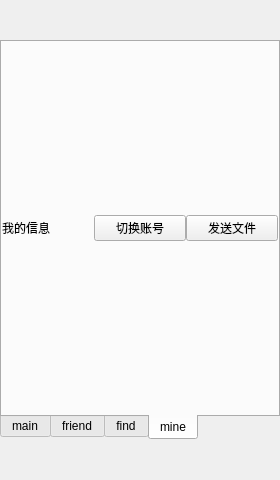
Qt form homepage.ui (GhostsLYB/Client) before a commit.
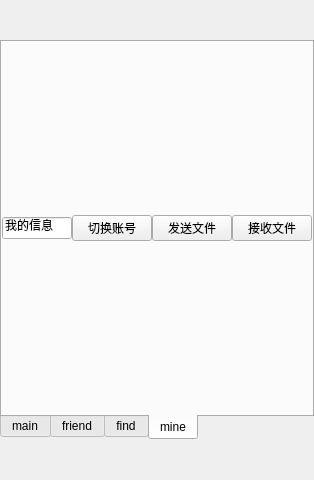
The same form after that commit. Custom widgets are drawn as their Qt base class.

Commit message: 完成文件发送，添加了文件接收，待测试

The edit to the form file:
```diff
--- a/homepage.ui
+++ b/homepage.ui
@@ -197,7 +197,7 @@
             </property>
             <item>
              <widget class="QWidget" name="wid_mine" native="true">
-              <layout class="QGridLayout" name="gridLayout_5">
+              <layout class="QGridLayout" name="gridLayout_5" columnstretch="1,1,1,1" columnminimumwidth="0,0,0,0">
                <property name="leftMargin">
                 <number>0</number>
                </property>
@@ -213,10 +213,10 @@
                <property name="spacing">
                 <number>0</number>
                </property>
-               <item row="0" column="0">
-                <widget class="QLabel" name="label_2">
+               <item row="0" column="3">
+                <widget class="QPushButton" name="btn_recvFile">
                  <property name="text">
-                  <string>我的信息</string>
+                  <string>接收文件</string>
                  </property>
                 </widget>
                </item>
@@ -234,6 +234,19 @@
                  </property>
                 </widget>
                </item>
+               <item row="0" column="0">
+                <widget class="QLineEdit" name="le_fileName">
+                 <property name="minimumSize">
+                  <size>
+                   <width>70</width>
+                   <height>0</height>
+                  </size>
+                 </property>
+                 <property name="text">
+                  <string>我的信息</string>
+                 </property>
+                </widget>
+               </item>
               </layout>
              </widget>
             </item>
```
The commit also changes 10 other files.
